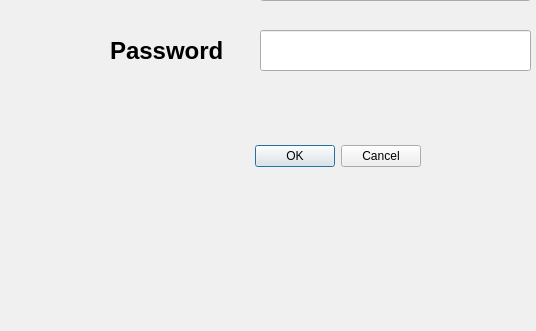
This is login.ui in SonaliGaonkar/CarRentalSystem as Qt 5 draws it before an edit; both pictures show x 390 to 926 and y 170 to 501 of the 926 by 501 pixel window. The edited form follows.
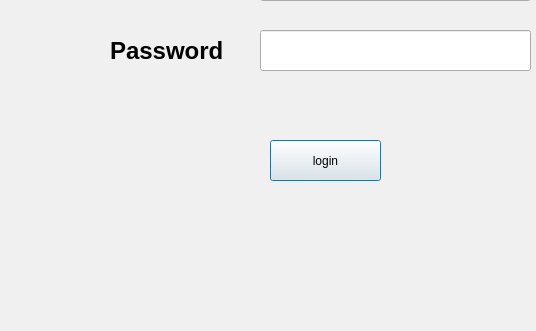
This is the edited form.

Commit message: connected sign in and login page with sqlite database

Patch:
```diff
--- a/login.ui
+++ b/login.ui
@@ -16,7 +16,7 @@
      <colorrole role="Window">
       <brush brushstyle="SolidPattern">
        <color alpha="255">
-        <red>0</red>
+        <red>85</red>
         <green>170</green>
         <blue>255</blue>
        </color>
@@ -38,9 +38,9 @@
      <colorrole role="Window">
       <brush brushstyle="SolidPattern">
        <color alpha="255">
-        <red>240</red>
-        <green>240</green>
-        <blue>240</blue>
+        <red>85</red>
+        <green>170</green>
+        <blue>255</blue>
        </color>
       </brush>
      </colorrole>
@@ -53,22 +53,6 @@
   <property name="autoFillBackground">
    <bool>true</bool>
   </property>
-  <widget class="QDialogButtonBox" name="buttonBox">
-   <property name="geometry">
-    <rect>
-     <x>470</x>
-     <y>310</y>
-     <width>341</width>
-     <height>32</height>
-    </rect>
-   </property>
-   <property name="orientation">
-    <enum>Qt::Horizontal</enum>
-   </property>
-   <property name="standardButtons">
-    <set>QDialogButtonBox::Cancel|QDialogButtonBox::Ok</set>
-   </property>
-  </widget>
   <widget class="QLabel" name="label">
    <property name="geometry">
     <rect>
@@ -211,6 +195,19 @@
     <string/>
    </property>
   </widget>
+  <widget class="QPushButton" name="pushButton">
+   <property name="geometry">
+    <rect>
+     <x>660</x>
+     <y>310</y>
+     <width>111</width>
+     <height>41</height>
+    </rect>
+   </property>
+   <property name="text">
+    <string>login</string>
+   </property>
+  </widget>
  </widget>
  <resources/>
  <connections>
```
Left out of the diff: 38 changed lines with no effect on the pictures. The commit also changes 12 other files.
